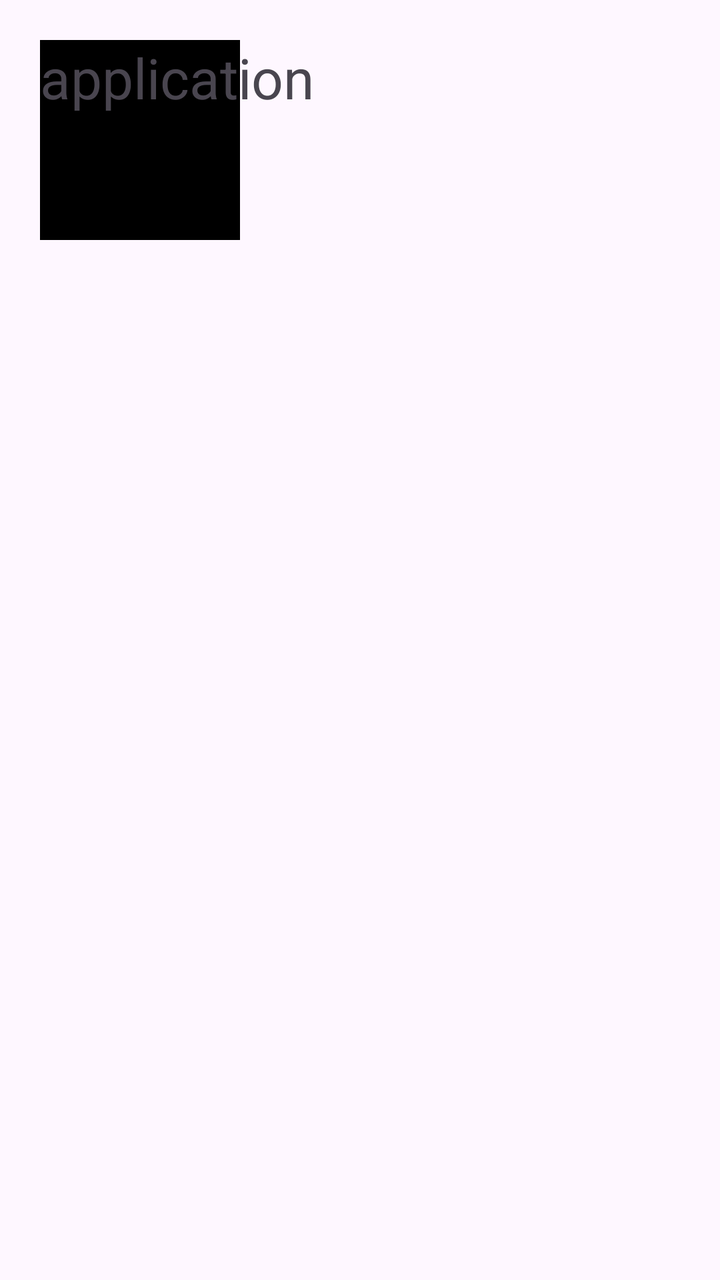
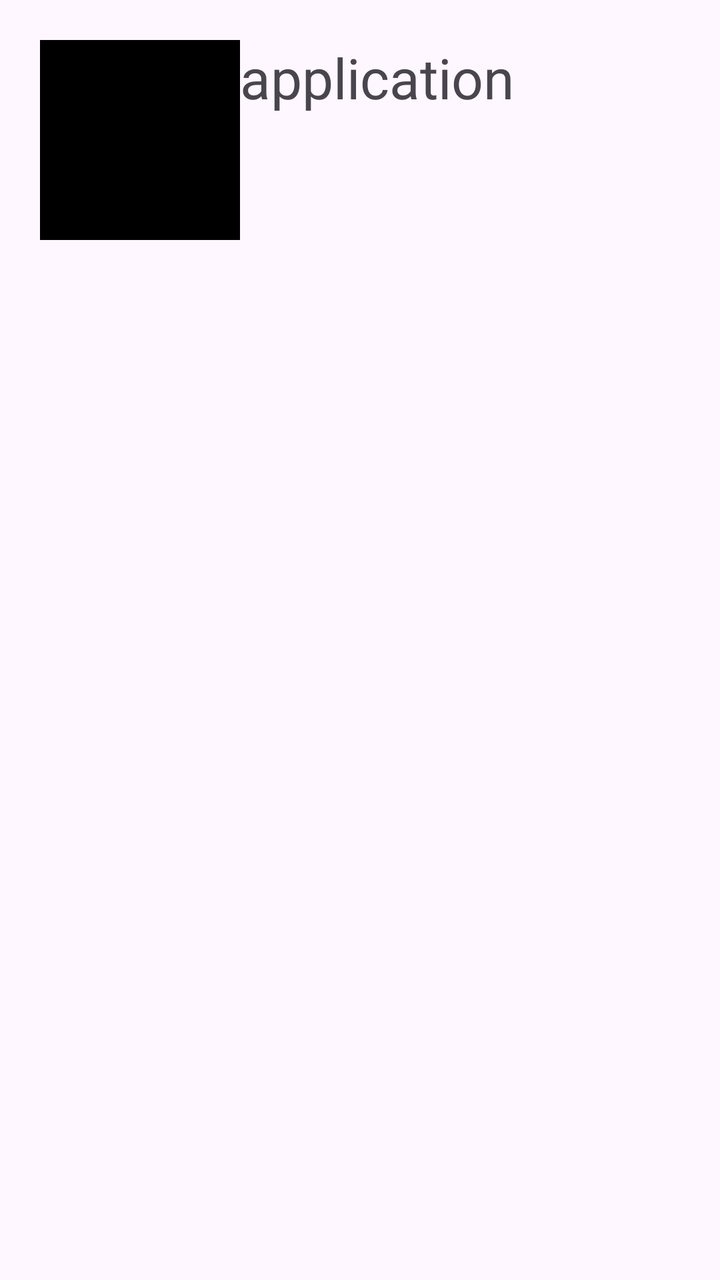

An Android layout rendered at two revisions. The XML below is the earlier revision; the diff shows what the commit changed to produce the second picture.
<!-- AndroidManifest.xml: application theme Theme.Tty9 -->
<!-- res/layout/item_prilojenie.xml -->
<?xml version="1.0" encoding="utf-8"?>
<androidx.constraintlayout.widget.ConstraintLayout xmlns:android="http://schemas.android.com/apk/res/android"
    android:layout_width="match_parent"
    android:layout_height="match_parent"
    android:padding="20dp"
    xmlns:app="http://schemas.android.com/apk/res-auto">




    <ImageView
        android:layout_width="100dp"
        android:layout_height="100dp"
        android:src="@color/black"
        app:layout_constraintTop_toTopOf="parent"
        app:layout_constraintStart_toStartOf="parent"
        />
    <TextView
        android:id="@+id/prilo"
        android:layout_width="wrap_content"
        android:layout_height="wrap_content"
        android:text="application"
        android:textSize="28sp"
        app:layout_constraintTop_toTopOf="parent"

        />

</androidx.constraintlayout.widget.ConstraintLayout>
<!-- resources referenced by this layout -->
<resources>
  <color name="black">#FF000000</color>
  <style name="Theme.Tty9" parent="Base.Theme.Tty9" />
  <style name="Base.Theme.Tty9" parent="Theme.Material3.DayNight.NoActionBar">
          
          
      </style>
</resources>

<!-- the commit's change to res/layout/item_prilojenie.xml (unified diff, before → after) -->
@@ -6,23 +6,22 @@
     xmlns:app="http://schemas.android.com/apk/res-auto">
 
 
-
-
     <ImageView
+        android:id="@+id/imageView"
         android:layout_width="100dp"
         android:layout_height="100dp"
         android:src="@color/black"
-        app:layout_constraintTop_toTopOf="parent"
         app:layout_constraintStart_toStartOf="parent"
-        />
+        app:layout_constraintTop_toTopOf="parent" />
+
     <TextView
         android:id="@+id/prilo"
         android:layout_width="wrap_content"
         android:layout_height="wrap_content"
         android:text="application"
         android:textSize="28sp"
-        app:layout_constraintTop_toTopOf="parent"
+        app:layout_constraintStart_toEndOf="@+id/imageView"
 
-        />
+        app:layout_constraintTop_toTopOf="parent" />
 
 </androidx.constraintlayout.widget.ConstraintLayout>
